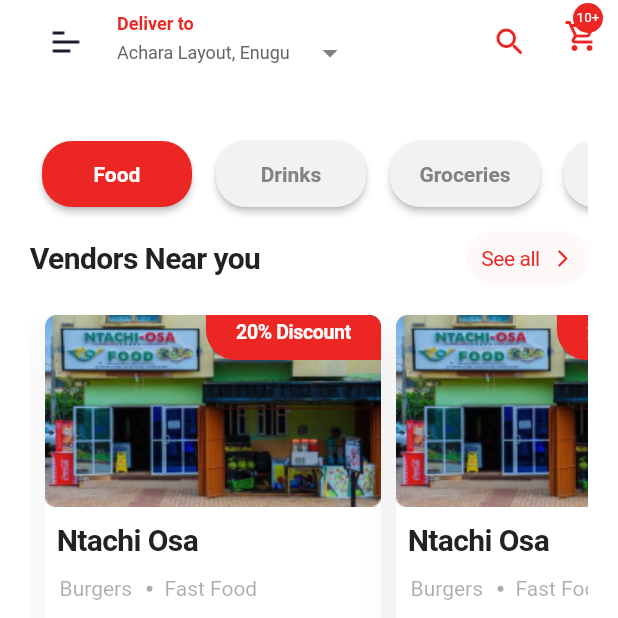
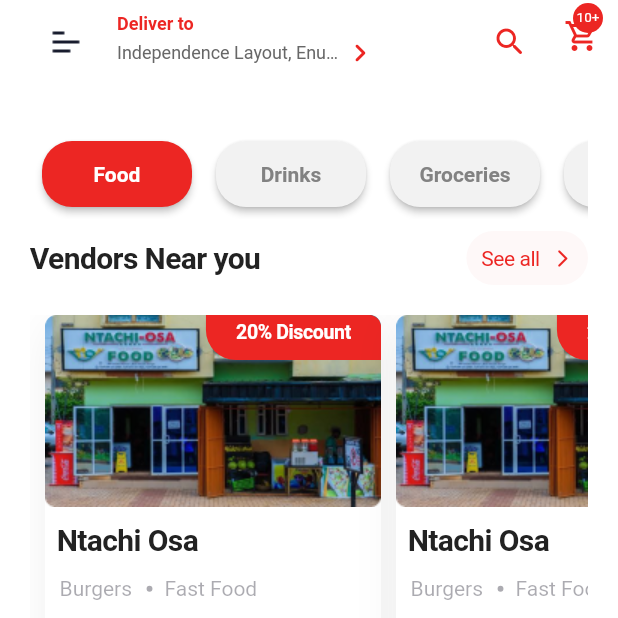
Before and after one commit to bomach-group-company/benji_user, a Flutter app: the Home screen opened directly, on a phone screen of 412 x 824 dp, the top half of it. Run offline on Flutter 3.47's test engine with Material 2 defaults, Android fonts, the phone set to English and light mode, and no system bars; our stand-ins replace csc_picker, flutter_pw_validator, flutter_spinkit, google_fonts, google_maps_flutter, hexcolor and 2 more; Roboto replaces fonts that are missing (Sen); project files that could hold a hidden picture were left out.

Commit message:
Made some changes

```diff
--- a/lib/app/home/home.dart
+++ b/lib/app/home/home.dart
@@ -238,7 +238,7 @@ class _HomeState extends State<Home> {
                 ),
               ),
               AppBarDeliveryLocation(
-                deliveryLocation: 'Achara Layout, Enugu',
+                deliveryLocation: 'Independence Layout, Enugu',
               ),
             ],
           ),
--- a/lib/providers/rating view.dart
+++ b/lib/providers/rating view.dart
@@ -37,7 +37,6 @@ class _RatingViewState extends State<RatingView> {
       decoration: BoxDecoration(
         borderRadius: BorderRadius.circular(24),
       ),
-      clipBehavior: Clip.antiAlias,
       child: Stack(
         children: [
           Container(
@@ -63,7 +62,9 @@ class _RatingViewState extends State<RatingView> {
             left: 0,
             right: 0,
             child: Container(
-              color: kAccentColor,
+              decoration: BoxDecoration(
+                color: kAccentColor,
+              ),
               child: _pageChanged == false
                   ? MaterialButton(
                       enableFeedback: true,
--- a/lib/widgets/appBar delivery location.dart
+++ b/lib/widgets/appBar delivery location.dart
@@ -1,3 +1,5 @@
+import 'package:alpha_logistics/app/address/deliver%20to.dart';
+import 'package:alpha_logistics/theme/colors.dart';
 import 'package:flutter/material.dart';
 
 class AppBarDeliveryLocation extends StatelessWidget {
@@ -9,8 +11,15 @@ class AppBarDeliveryLocation extends StatelessWidget {
 
   @override
   Widget build(BuildContext context) {
-    return GestureDetector(
-      onTap: () {},
+    return InkWell(
+      borderRadius: BorderRadius.circular(24),
+      onTap: () {
+        Navigator.of(context).push(
+          MaterialPageRoute(
+            builder: (context) => DeliverTo(),
+          ),
+        );
+      },
       child: Column(
         mainAxisAlignment: MainAxisAlignment.start,
         crossAxisAlignment: CrossAxisAlignment.start,
@@ -28,10 +37,11 @@ class AppBarDeliveryLocation extends StatelessWidget {
           Row(
             children: [
               Container(
-                width: 130,
+                width: 150,
                 child: Text(
                   deliveryLocation,
-                  overflow: TextOverflow.fade,
+                  overflow: TextOverflow.ellipsis,
+                  maxLines: 1,
                   style: TextStyle(
                     color: Color(
                       0xFF676767,
@@ -42,10 +52,8 @@ class AppBarDeliveryLocation extends StatelessWidget {
                 ),
               ),
               Icon(
-                Icons.arrow_drop_down,
-                color: Color(
-                  0xFF828282,
-                ),
+                Icons.chevron_right_rounded,
+                color: kAccentColor,
               ),
             ],
           ),
```
